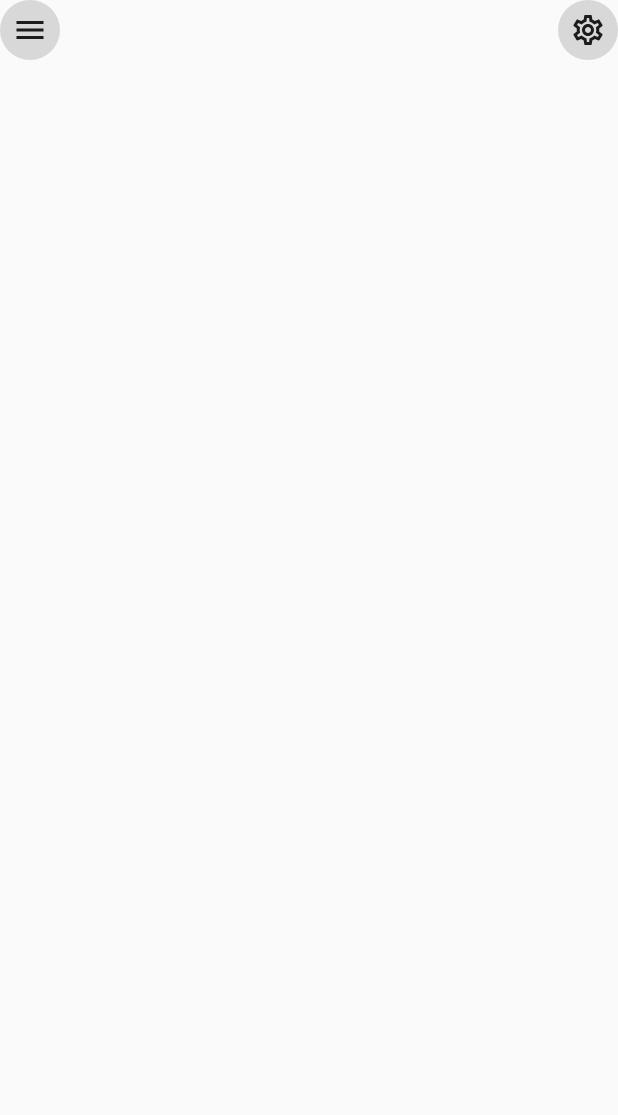
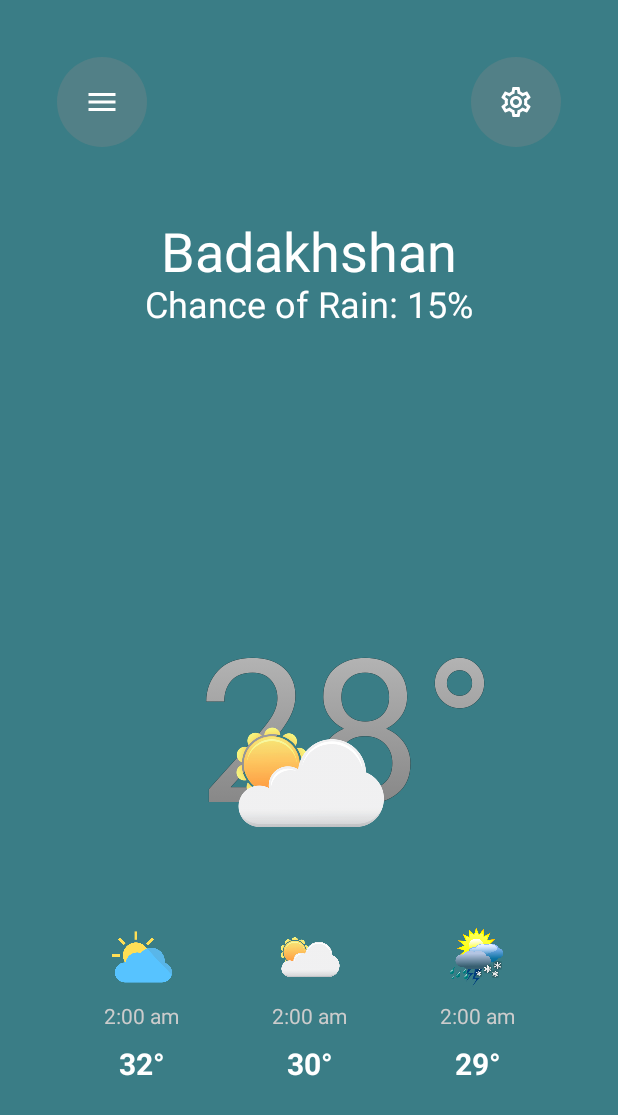
Before and after one commit to Templa-io/WeatherAppUi, an Android app built with Jetpack Compose: the screen it shows after launch (MainActivity), on a phone screen of 412 x 824 dp. Shown: the top 1115 px of the screen. Run offline under Robolectric (Android 15) with nearby library versions, the phone set to English and light mode, and no system bars.

Commit message:
Commit Create Weather Items

```diff
--- a/app/src/main/java/com/sefu/weatherappui/screens/WeatherScreenTwo.kt
+++ b/app/src/main/java/com/sefu/weatherappui/screens/WeatherScreenTwo.kt
@@ -21,6 +21,7 @@ import androidx.compose.ui.geometry.Offset
 import androidx.compose.ui.graphics.*
 import androidx.compose.ui.graphics.drawscope.drawIntoCanvas
 import androidx.compose.ui.layout.ContentScale
+import androidx.compose.ui.res.colorResource
 import androidx.compose.ui.res.painterResource
 import androidx.compose.ui.text.TextStyle
 import androidx.compose.ui.text.font.FontWeight
@@ -36,10 +37,18 @@ import kotlinx.coroutines.CoroutineStart
 
 @Composable
 fun WeatherScreenTwo(modifier: Modifier=Modifier) {
-    Box(modifier = modifier.fillMaxSize()) {
+    Box(modifier = modifier
+        .fillMaxSize()
+        .background(colorResource(id = R.color.color_1))) {
+        Column(modifier = Modifier
+            .fillMaxWidth()
+            .padding(38.dp), horizontalAlignment = Alignment.CenterHorizontally, verticalArrangement = Arrangement.spacedBy(50.dp)) {
             TopBar()
+            LocationContent()
+            WeatherBody(name = "28°")
+                WeatherItems()
+        }
 
-//        LocationContent(name = "")
     }
 
 }
@@ -48,17 +57,17 @@ fun WeatherScreenTwo(modifier: Modifier=Modifier) {
 fun TopBar(modifier: Modifier=Modifier) {
     Row(modifier=modifier.fillMaxWidth(), horizontalArrangement = Arrangement.SpaceBetween, verticalAlignment = Alignment.CenterVertically) {
         Box(contentAlignment = Alignment.Center,modifier = Modifier
-            .clip(shape = RoundedCornerShape(20.dp))
-            .size(40.dp)
+            .clip(shape = RoundedCornerShape(30.dp))
+            .size(60.dp)
             .background(color = Color.Gray.copy(0.3F))) {
-            Icon(Icons.Outlined.Menu, contentDescription ="Menu" )
+            Icon(Icons.Outlined.Menu, contentDescription ="Menu", tint = Color.White )
 
         }
         Box(contentAlignment = Alignment.Center,modifier = Modifier
-            .clip(shape = RoundedCornerShape(20.dp))
-            .size(40.dp)
+            .clip(shape = RoundedCornerShape(30.dp))
+            .size(60.dp)
             .background(color = Color.Gray.copy(0.3F))){
-Icon(Icons.Outlined.Settings, contentDescription ="settings" )
+Icon(Icons.Outlined.Settings, contentDescription ="settings",tint = Color.White  )
         }
     }
 
@@ -67,16 +76,15 @@ Icon(Icons.Outlined.Settings, contentDescription ="settings" )
 @Composable
 fun LocationContent(modifier: Modifier=Modifier) {
     Column(modifier = modifier.fillMaxWidth(), horizontalAlignment = Alignment.CenterHorizontally, verticalArrangement = Arrangement.Center) {
-        Text(text = "Badakshan", fontSize = 30.sp, )
-        Text(text = "Chance of Rain: 15%",style = TextStyle(color = Color.Gray))}}
+        Text(text = "Badakhshan", fontSize = 36.sp ,style= TextStyle(color = Color.White))
+        Text(text = "Chance of Rain: 15%",fontSize = 24.sp ,style = TextStyle(color = Color.White))}}
 
 @Composable
     fun WeatherBody(name:String,modifier: Modifier=Modifier) {
-        Box(contentAlignment = Alignment.TopCenter,modifier = modifier.fillMaxWidth()) {
+        Box(modifier = modifier.size(width=150.dp, height =300.dp ),contentAlignment = Alignment.TopCenter ) {
 
-            Box(modifier = Modifier
-                .size(height=100.dp,width=200.dp)
-                .padding(), contentAlignment = Alignment.TopCenter) {
+Column(modifier = Modifier.fillMaxSize(), horizontalAlignment = Alignment.CenterHorizontally, verticalArrangement = Arrangement.SpaceBetween) {
+
 
     val paint = Paint().asFrameworkPaint()
 
@@ -89,7 +97,7 @@ fun LocationContent(modifier: Modifier=Modifier) {
     Canvas(modifier.fillMaxWidth()) {
         paint.apply {
             isAntiAlias = true
-                        textSize = 400f
+            textSize = 200f
             style = android.graphics.Paint.Style.FILL
 //                        typeface = Typeface.create(CoroutineStart.DEFAULT, Typeface.BOLD)
             color = android.graphics.Color.parseColor("#cdcdcd")
@@ -110,18 +118,41 @@ fun LocationContent(modifier: Modifier=Modifier) {
         }
         paint.reset()
     }
+
+    Image(
+        painter = painterResource(id = R.drawable.cloudy),
+        contentDescription = null,
+        modifier = Modifier.size(100.dp),
+    )
 }
-            Box(modifier = Modifier
-                .padding(end = 36.dp)
-                .size(height = 250.dp, width = 250.dp), contentAlignment = Alignment.BottomCenter) {
-                Image(painter = painterResource(id = R.drawable.cloudy), contentDescription =null, modifier = Modifier.size(150.dp), )
-            }
+
 
         }
 
     }
 
+@Composable
+fun WeatherItems(modifier: Modifier=Modifier) {
+Row(modifier=modifier.fillMaxWidth(), verticalAlignment = Alignment.CenterVertically, horizontalArrangement = Arrangement.SpaceAround
+) {
+    Column(horizontalAlignment = Alignment.CenterHorizontally, verticalArrangement = Arrangement.spacedBy(12.dp)) {
+        Image(painter = painterResource(id = R.drawable.calm), modifier = Modifier.size(40.dp), contentDescription = null)
+        Text(text = "2:00 am",style = TextStyle(color = Color.LightGray))
+        Text(text ="32°",fontSize = 20.sp, fontWeight = FontWeight.Bold,style = TextStyle(color = Color.White) )
+    }
+    Column(horizontalAlignment = Alignment.CenterHorizontally, verticalArrangement = Arrangement.spacedBy(12.dp)) {
+        Image(painter = painterResource(id = R.drawable.cloudy), modifier = Modifier.size(40.dp),  contentDescription = null)
+        Text(text = "2:00 am",style = TextStyle(color = Color.LightGray))
+        Text(text ="30°",fontSize = 20.sp, fontWeight = FontWeight.Bold, style = TextStyle(color = Color.White))
+    }
+    Column(horizontalAlignment = Alignment.CenterHorizontally, verticalArrangement = Arrangement.spacedBy(12.dp)) {
+        Image(painter = painterResource(id = R.drawable.thunder), modifier = Modifier.size(40.dp),  contentDescription = null)
+        Text(text = "2:00 am", style = TextStyle(color = Color.LightGray))
+        Text(text ="29°", fontSize = 20.sp, fontWeight = FontWeight.Bold,style = TextStyle(color = Color.White) )
+    }
 
+}
+}
 
 
 @Preview(showBackground = true)
@@ -155,3 +186,11 @@ fun PreviewWeatherBody() {
 WeatherBody(name = "28°")
     }
 }
+
+@Preview
+@Composable
+fun PreviewWeatherItems() {
+    WeatherAppUiTheme {
+        WeatherItems()
+    }
+}
```
Lines whose indentation alone changed are shown as unchanged.
